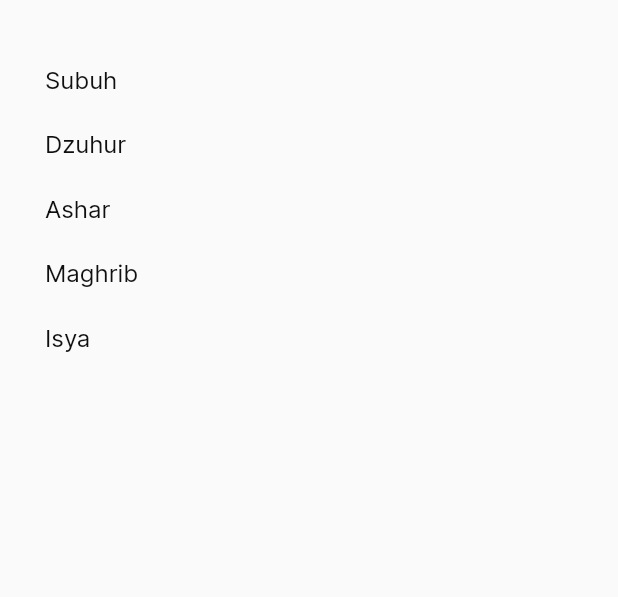
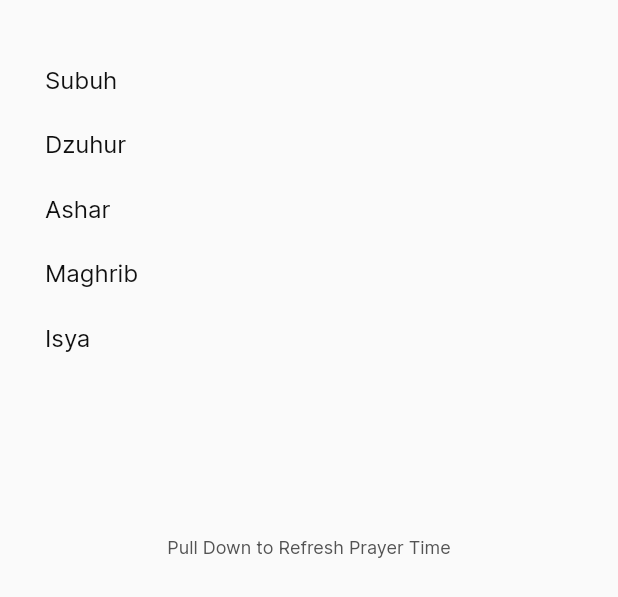
Before and after one commit to asrafilll/limawaktu, a Flutter app: the PrayTimeSection widget shown alone on an empty page, opened directly with empty values, on a phone screen of 412 x 824 dp. Shown: the top 597 px of the screen. Run offline on Flutter 3.47's test engine with Material 2 defaults, Android fonts, the light colour scheme and no system bars; our stand-ins replace dio, shared_preferences; accounts and stored records are empty.

Commit message:
Add Pull To Refresh Function

```diff
--- a/lib/components/praytime_section.dart
+++ b/lib/components/praytime_section.dart
@@ -4,7 +4,7 @@ import 'package:limawaktu/models/praytime_model.dart';
 
 import 'praytime_tile_component.dart';
 
-class PrayTimeSection extends StatelessWidget {
+class PrayTimeSection extends StatefulWidget {
   const PrayTimeSection({
     super.key,
     required this.scheduleData,
@@ -13,6 +13,11 @@ class PrayTimeSection extends StatelessWidget {
   final ScheduleData scheduleData;
 
   @override
+  State<PrayTimeSection> createState() => _PrayTimeSectionState();
+}
+
+class _PrayTimeSectionState extends State<PrayTimeSection> {
+  @override
   Widget build(BuildContext context) {
     return Padding(
       padding: const EdgeInsets.symmetric(horizontal: 30),
@@ -20,29 +25,38 @@ class PrayTimeSection extends StatelessWidget {
         crossAxisAlignment: CrossAxisAlignment.start,
         children: [
           Text(
-            scheduleData.tanggal,
+            widget.scheduleData.tanggal,
             style: CustomTextStyle.h2TextStyle
                 .copyWith(color: AppColors.kblackTextColor),
           ),
           PrayTimeTileComponent(
             title: 'Subuh',
-            time: scheduleData.subuh,
+            time: widget.scheduleData.subuh,
           ),
           PrayTimeTileComponent(
             title: 'Dzuhur',
-            time: scheduleData.dzuhur,
+            time: widget.scheduleData.dzuhur,
           ),
           PrayTimeTileComponent(
             title: 'Ashar',
-            time: scheduleData.ashar,
+            time: widget.scheduleData.ashar,
           ),
           PrayTimeTileComponent(
             title: 'Maghrib',
-            time: scheduleData.maghrib,
+            time: widget.scheduleData.maghrib,
           ),
           PrayTimeTileComponent(
             title: 'Isya',
-            time: scheduleData.isya,
+            time: widget.scheduleData.isya,
+          ),
+          SizedBox(
+            height: MediaQuery.of(context).size.height * 0.15,
+          ),
+          Center(
+            child: Text(
+              'Pull Down to Refresh Prayer Time',
+              style: CustomTextStyle.smallBodyTextStyle,
+            ),
           ),
         ],
       ),
```
Also changed, not shown: lib/app.dart (+23 -6 lines), pubspec.lock, 3 other files.
